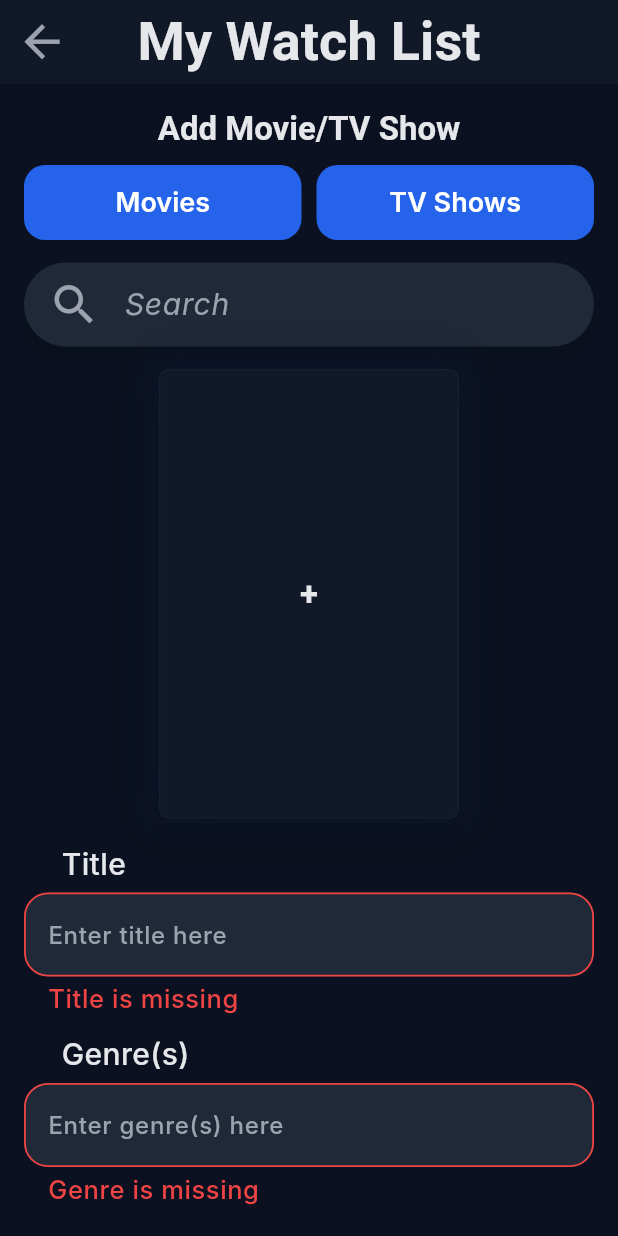
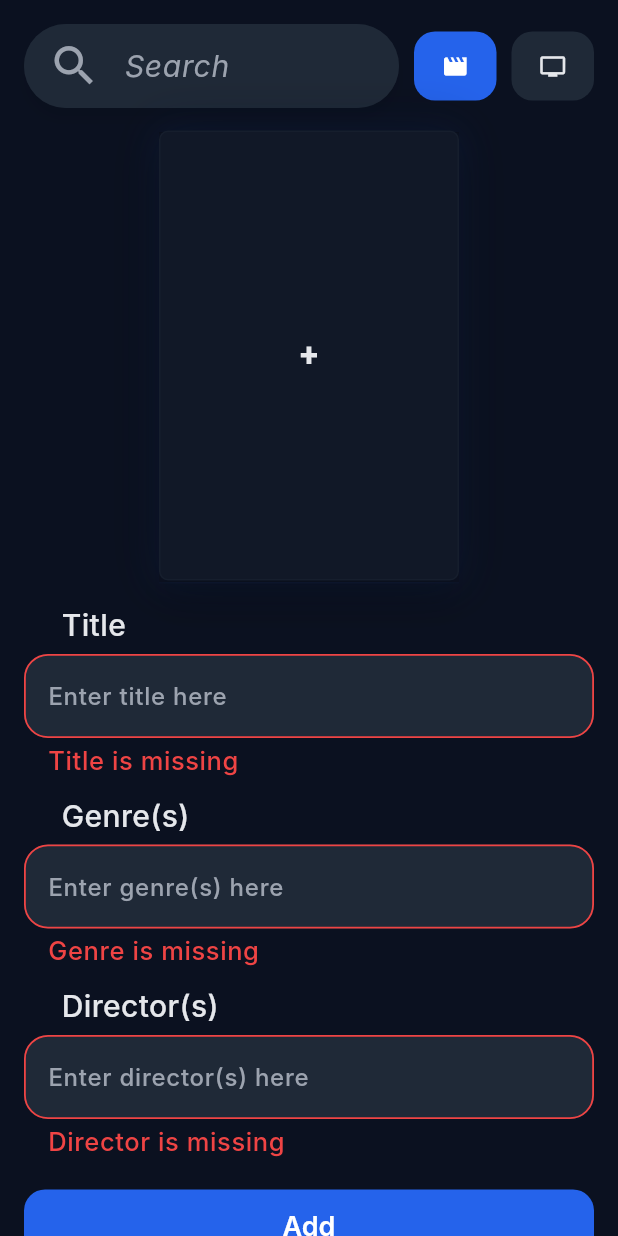
Before and after one commit to Bjorneee/movie_show_watchlist, a Flutter app: the AddScreen screen opened directly, after a tap on "Add", on a phone screen of 412 x 824 dp. Run offline on Flutter 3.47's test engine with Material 3 defaults, Android fonts, the phone set to English and light mode, and no system bars; our stand-ins replace auto_size_text, device_preview, sqflite, sqflite_common_ffi; missing offline and left inert: window_manager; accounts and stored records are empty; Roboto replaces fonts that are missing (Inter, Poppins).

Commit message:
UI/Bug fixes

```diff
--- a/lib/classes/media.dart
+++ b/lib/classes/media.dart
@@ -137,9 +137,9 @@ mixin TmdbModel on Model {
 
     List<dynamic> jsonData = await searchMovies(query);
 
-    _tmdbMovies = jsonData
-      .map<Media>((item) => Media.fromJson(item, MediaType.movies))
-      .toList();
+    _tmdbMovies = await Future.wait(
+      jsonData.map((item) => Media.fromJsonAsync(item, MediaType.movies)),
+    );
     notifyListeners();
     return _tmdbMovies;
   }
--- a/lib/pages/add_screen.dart
+++ b/lib/pages/add_screen.dart
@@ -26,6 +26,7 @@ class _AddScreen extends State<AddScreen> {
   bool _showSearchResults = false;
   bool _isMovies = true;
   Media? _selectedMedia;
+  int _selectedIndex = 0;
 
   @override
   void initState() {
@@ -39,7 +40,6 @@ class _AddScreen extends State<AddScreen> {
     return ScopedModelDescendant<MainModel>(
       builder: (context, child, model) {
         return Scaffold(
-          appBar: AppBar(title: const Text('My Watch List')),
           body: SafeArea(
             child: SingleChildScrollView(
               padding: EdgeInsetsGeometry.all(16),
@@ -54,75 +54,87 @@ class _AddScreen extends State<AddScreen> {
                       crossAxisAlignment: .start,
                       children: [
 
-                        Center(
-                          child: Text(
-                            "Add Movie/TV Show",
-                            style: Theme.of(context).textTheme.titleLarge?.copyWith(
-                              fontSize: 22,
-                              fontWeight: FontWeight.w700,
+                        Row(
+                          mainAxisAlignment: .spaceEvenly,
+                          children: [
+
+                            SizedBox(
+                              width: 250,
+                              child: SearchBar().showAll(      //search bar
+                                onTap: () {
+                                  setState(() {
+                                    _showSearchResults = true;
+                                  });
+                                },
+                                onTapOutside: (event) {
+                                  FocusScope.of(context).unfocus();
+                                  setState(() {
+                                    _showSearchResults = false;
+                                  });
+                                },
+                                onChanged: (value) {
+                                  setState(() {
+                                    _searchQuery = value.toLowerCase();
+                                    _mediaResults = _isMovies
+                                      ? widget.model.getSearchMovies(_searchQuery)
+                                      : widget.model.getSearchTV(_searchQuery);
+                                  });
+                                },
+                              ),
                             ),
-                            textAlign: TextAlign.center,
-                          ),
-                        ),
-                        SizedBox(height: 10),
 
-                        Row(
-                          children: [
+                            const SizedBox(width: 10),
+
                             Expanded(
                               child: ElevatedButton(
+                                  style: ElevatedButton.styleFrom(
+                                    backgroundColor: _selectedIndex == 0
+                                        ? Theme.of(context).colorScheme.primary
+                                        : Theme.of(context).colorScheme.surfaceContainerHighest,
+                                    foregroundColor: _selectedIndex == 0
+                                        ? Theme.of(context).colorScheme.onPrimary
+                                        : Theme.of(context).colorScheme.onSurface,
+                                  ),
                                 onPressed: () {
                                   setState(() {
                                     _isMovies = true;
+                                    _selectedIndex = 0;
                                     _selectedMedia = null;
                                     titleController.clear();
                                     genreController.clear();
                                     directorController.clear();
-                                    _mediaResults = widget.model.getSearchMovies(_searchQuery);
                                   });
                                 },
-                                child: const Text("Movies"),
+                                child: const Icon(Icons.movie),
                               ),
                             ),
                             const SizedBox(width: 10),
                             Expanded(
                               child: ElevatedButton(
+                                style: ElevatedButton.styleFrom(
+                                    backgroundColor: _selectedIndex == 1
+                                        ? Theme.of(context).colorScheme.primary
+                                        : Theme.of(context).colorScheme.surfaceContainerHighest,
+                                    foregroundColor: _selectedIndex == 1
+                                        ? Theme.of(context).colorScheme.onPrimary
+                                        : Theme.of(context).colorScheme.onSurface,
+                                  ),
                                 onPressed: () {
                                   setState(() {
                                     _isMovies = false;
+                                    _selectedIndex = 1;
                                     _selectedMedia = null;
                                     titleController.clear();
                                     genreController.clear();
                                     directorController.clear();
-                                    _mediaResults = widget.model.getSearchTV(_searchQuery);
                                   });
                                 },
-                                child: const Text("TV Shows"),
+                                child: const Icon(Icons.tv),
                               ),
                             ),
                           ],
                         ),
                         const SizedBox(height: 15),
-
-                        SearchBar().showAll(      //search bar
-                          onTap: () {
-                            setState(() {
-                              _showSearchResults = true;
-                            });
-                          },
-                          onTapOutside: (event) {
-                            FocusScope.of(context).unfocus();
-                          },
-                          onChanged: (value) {
-                            setState(() {
-                              _searchQuery = value.toLowerCase();
-                              _mediaResults = _isMovies
-                                ? widget.model.getSearchMovies(_searchQuery)
-                                : widget.model.getSearchTV(_searchQuery);
-                            });
-                          },
-                        ),
-
-                        SizedBox(height: 15),
 
                         Center(                     //movie/tv show pic
                             child: SizedBox(
@@ -186,7 +198,7 @@ class _AddScreen extends State<AddScreen> {
                             return null;
                           },
                         ),
-                        /*SizedBox(height: 10),
+                        SizedBox(height: 10),
 
                         Padding(                //director field
                           padding: const EdgeInsets.only(left: 25),
@@ -202,13 +214,13 @@ class _AddScreen extends State<AddScreen> {
                             hintText: "Enter director(s) here",
                             errorStyle: TextStyle(fontSize: 17)
                           ),
-                          /*validator: (value) {
+                          validator: (value) {
                             if (value == null || value.isEmpty) {
                               return "Director is missing";
                             }
                             return null;
-                          },*/
-                        ),*/
+                          },
+                        ),
                         SizedBox(height: 20),
 
                         SizedBox(                         //submit button
--- a/lib/pages/home_screen.dart
+++ b/lib/pages/home_screen.dart
@@ -119,11 +119,19 @@ class _HomeScreen extends State<HomeScreen> {
                       ),
                     ],
                   ),
-                  SizedBox(height: 10),
+                  SizedBox(height: 15),
                   Row(               //movies - shows buttons
                     children: [
                       Expanded(
                           child: ElevatedButton(
+                            style: ElevatedButton.styleFrom(
+                              backgroundColor: selectTab == 1 || selectTab == 0
+                                  ? Theme.of(context).colorScheme.primary
+                                  : Theme.of(context).colorScheme.surfaceContainerHighest,
+                              foregroundColor: selectTab == 1 || selectTab == 0
+                                  ? Theme.of(context).colorScheme.onPrimary
+                                  : Theme.of(context).colorScheme.onSurface,
+                            ),
                             onPressed: () {
                               setState(() {
                                 selectTab = 1;
@@ -135,6 +143,14 @@ class _HomeScreen extends State<HomeScreen> {
                       SizedBox(width: 10),
                       Expanded(
                           child: ElevatedButton(
+                            style: ElevatedButton.styleFrom(
+                              backgroundColor: selectTab == 2 || selectTab == 0
+                                  ? Theme.of(context).colorScheme.primary
+                                  : Theme.of(context).colorScheme.surfaceContainerHighest,
+                              foregroundColor: selectTab == 2 || selectTab == 0
+                                  ? Theme.of(context).colorScheme.onPrimary
+                                  : Theme.of(context).colorScheme.onSurface,
+                            ),
                             onPressed: () {
                               setState(() {
                                 selectTab = 2;
@@ -145,14 +161,14 @@ class _HomeScreen extends State<HomeScreen> {
                       )
                     ],
                   ),
-                  SizedBox(height: 10),
+                  SizedBox(height: 15),
                   Expanded(
                     child: GridView.builder(
                       itemCount: filteredList.length,
                       gridDelegate:
                           const SliverGridDelegateWithFixedCrossAxisCount(
                             crossAxisCount: 2,
-                            childAspectRatio: 170 / 270,
+                            childAspectRatio: 180 / 270,
                             mainAxisSpacing: 12,
                             crossAxisSpacing: 12,
                           ),
@@ -162,8 +178,8 @@ class _HomeScreen extends State<HomeScreen> {
                           children: [
                             Expanded(
                               child: MediaCard(
-                                width: 170,
-                                height: 250,
+                                width: 180,
+                                height: 270,
                                 mediaItem: media,
                                 onClick: () {
                                   widget.model.selectMedia(media);
--- a/lib/pages/item_screen.dart
+++ b/lib/pages/item_screen.dart
@@ -2,7 +2,6 @@ import 'package:flutter/material.dart';
 import 'package:movie_show_watchlist/classes/model.dart';
 import 'package:movie_show_watchlist/classes/media.dart';
 import 'package:movie_show_watchlist/classes/custom_widgets.dart';
-import 'package:movie_show_watchlist/api/tmdb_api.dart';
 
 class ItemScreen extends StatefulWidget {
   final AppModel model;
@@ -34,7 +33,9 @@ class _ItemScreen extends State<ItemScreen> {
 
     titleController = TextEditingController(text: media?.title ?? '');
 
-    directorsController = TextEditingController(text: 'Loading...');    //initialize
+    directorsController = TextEditingController(
+      text: media?.directors?.join(', ') ?? '',
+    );
 
     genresController = TextEditingController(
         text: media?.genres
@@ -45,21 +46,21 @@ class _ItemScreen extends State<ItemScreen> {
     selectedStatus = media?.status ?? Status.notWatched;
     _rating = (media?.rating ?? 0).toDouble(); // cast to double
 
-    _loadDirectors(media);
+    // _loadDirectors(media);
   }
-  Future<void> _loadDirectors(Media? media) async {
-    if (media == null) return;
+  // Future<void> _loadDirectors(Media? media) async {
+  //   if (media == null) return;
 
-    final names = media.type == MediaType.movies
-        ? await getMovieDirectorsAsync(media.id)
-        : await getTVCreatorsAsync(media.id);
+  //   final names = media.type == MediaType.movies
+  //       ? await getMovieDirectorsAsync(media.id)
+  //       : await getTVCreatorsAsync(media.id);
 
-    if (!mounted) return;
+  //   if (!mounted) return;
 
-    setState(() {
-      directorsController.text = names.join(', ');
-    });
-  }
+  //   setState(() {
+  //     directorsController.text = names.join(', ');
+  //   });
+  // }
 
   @override
   void dispose() {
@@ -74,24 +75,8 @@ class _ItemScreen extends State<ItemScreen> {
 
     if (media == null) {
       return Scaffold(
-        appBar: AppBar(title: const Text('My Watch List')),
-        body: Center(
-          child: Column(
-            crossAxisAlignment: CrossAxisAlignment.start,
-            children: [
-              SizedBox(height: 16),
-              Center(
-                child: Text(
-                  "Media Details",
-                  style: Theme.of(context).textTheme.titleLarge?.copyWith(
-                    fontSize: 24,
-                    fontWeight: FontWeight.w700,
-                  ),
-                  textAlign: TextAlign.center,
-                ),
-              ),
-              SizedBox(height: 200),
-              Center(
+        body: SafeArea(
+          child: Center(
             child: Text(
               "Tap a movie or TV show from the Home page to view/edit it.",
               style: Theme.of(context).textTheme.titleLarge?.copyWith(
@@ -102,14 +87,11 @@ class _ItemScreen extends State<ItemScreen> {
               textAlign: TextAlign.center,
             ),
           ),
-            ],
-          ),
-        ),
+        )
       );
     }
 
     return Scaffold(
-      appBar: AppBar(title: const Text('My Watch List')),
       body: SafeArea(
         child: SingleChildScrollView(
           padding: EdgeInsets.all(16),
@@ -118,16 +100,6 @@ class _ItemScreen extends State<ItemScreen> {
             child: Column(
               crossAxisAlignment: CrossAxisAlignment.start,
               children: [
-                Center(
-                  child: Text(
-                    "Media Details",
-                    style: Theme.of(context).textTheme.titleLarge?.copyWith(
-                      fontSize: 24,
-                      fontWeight: FontWeight.w700,
-                    ),
-                    textAlign: TextAlign.center,
-                  ),
-                ),
                 SizedBox(height: 10),
 
                 Center(
```
Lines whose indentation alone changed are shown as unchanged.
